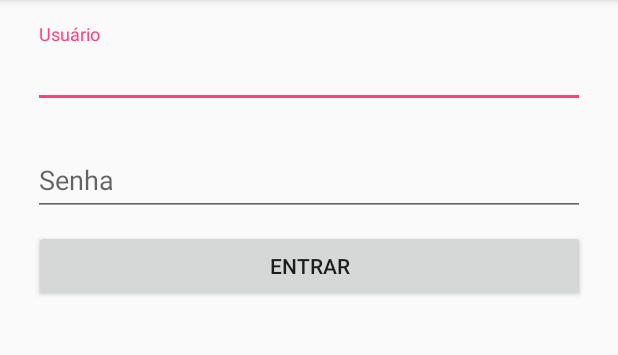
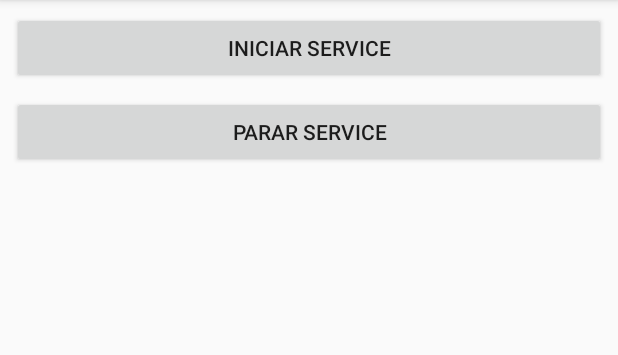
Before and after one commit to prof-tulio/controle-alunos-android, an Android app: the screen it shows after launch (LoginActivity before the commit, ContadorActivity after it), on a phone screen of 412 x 824 dp, the part 84-439 px from its top. Run offline under Robolectric (Android 15) with nearby library versions, the phone set to English and light mode, and no system bars.

Commit message:
Implementação de service

```diff
--- /dev/null
+++ b/app/src/main/java/tuliocota/com/br/primeiroapp/ContadorActivity.java
@@ -0,0 +1,29 @@
+package tuliocota.com.br.primeiroapp;
+
+import android.content.Intent;
+import android.support.v7.app.AppCompatActivity;
+import android.os.Bundle;
+import android.view.View;
+
+import tuliocota.com.br.primeiroapp.service.ContadorService;
+
+public class ContadorActivity extends AppCompatActivity {
+
+    private Intent intent;
+
+    @Override
+    protected void onCreate(Bundle savedInstanceState) {
+        super.onCreate(savedInstanceState);
+        setContentView(R.layout.activity_contador);
+
+        intent = new Intent(this, ContadorService.class);
+    }
+
+    public void iniciarService(View view){
+        startService(intent);
+    }
+
+    public void pararService(View view){
+        stopService(intent);
+    }
+}
--- /dev/null
+++ b/app/src/main/res/layout/activity_contador.xml
@@ -0,0 +1,34 @@
+<?xml version="1.0" encoding="utf-8"?>
+<android.support.constraint.ConstraintLayout xmlns:android="http://schemas.android.com/apk/res/android"
+    xmlns:app="http://schemas.android.com/apk/res-auto"
+    xmlns:tools="http://schemas.android.com/tools"
+    android:layout_width="match_parent"
+    android:layout_height="match_parent"
+    tools:context="tuliocota.com.br.primeiroapp.ContadorActivity">
+
+    <Button
+        android:id="@+id/button4"
+        android:layout_width="0dp"
+        android:layout_height="wrap_content"
+        android:layout_marginEnd="8dp"
+        android:layout_marginStart="8dp"
+        android:layout_marginTop="8dp"
+        android:onClick="iniciarService"
+        android:text="Iniciar service"
+        app:layout_constraintEnd_toEndOf="parent"
+        app:layout_constraintStart_toStartOf="parent"
+        app:layout_constraintTop_toTopOf="parent" />
+
+    <Button
+        android:id="@+id/button5"
+        android:layout_width="0dp"
+        android:layout_height="wrap_content"
+        android:layout_marginEnd="8dp"
+        android:layout_marginStart="8dp"
+        android:layout_marginTop="8dp"
+        android:onClick="pararService"
+        android:text="Parar service"
+        app:layout_constraintEnd_toEndOf="parent"
+        app:layout_constraintStart_toStartOf="parent"
+        app:layout_constraintTop_toBottomOf="@+id/button4" />
+</android.support.constraint.ConstraintLayout>
--- a/app/src/main/res/menu/menu_listagem.xml
+++ b/app/src/main/res/menu/menu_listagem.xml
@@ -3,6 +3,11 @@
     xmlns:android="http://schemas.android.com/apk/res/android">
 
     <item
+        android:id="@+id/menu_sms"
+        android:icon="@android:drawable/ic_dialog_email"
+        android:title="Item"
+        app:showAsAction="always" />
+    <item
         android:id="@+id/menu_sair"
         android:title="Sair"
         app:showAsAction="always" />
--- /dev/null
+++ b/app/src/main/res/xml/file_paths.xml
@@ -0,0 +1,4 @@
+<?xml version="1.0" encoding="utf-8"?>
+<paths xmlns:android="http://schemas.android.com/apk/res/android">
+    <external-path name="fotos" path="." />
+</paths>
```
Also changed, not shown: app/src/main/AndroidManifest.xml (+29 -3 lines), app/src/main/java/tuliocota/com/br/primeiroapp/ListActivity.java (+31 -0 lines), app/src/main/java/tuliocota/com/br/primeiroapp/ListSmsActivity.java (added, +36 -0 lines), app/src/main/java/tuliocota/com/br/primeiroapp/adapter/AlunosAdapter.java (+16 -0 lines), app/src/main/java/tuliocota/com/br/primeiroapp/dao/AlunoDao.java (+55 -4 lines), app/src/main/java/tuliocota/com/br/primeiroapp/entidade/MensagemSms.java (added, +44 -0 lines), app/src/main/java/tuliocota/com/br/primeiroapp/receiver/SmsReceiver.java (+10 -0 lines), app/src/main/java/tuliocota/com/br/primeiroapp/service/ContadorService.java (added, +37 -0 lines), app/src/main/java/tuliocota/com/br/primeiroapp/service/ContadorThread.java (added, +66 -0 lines), app/src/main/res/layout/activity_list_sms.xml (added, +21 -0 lines).
